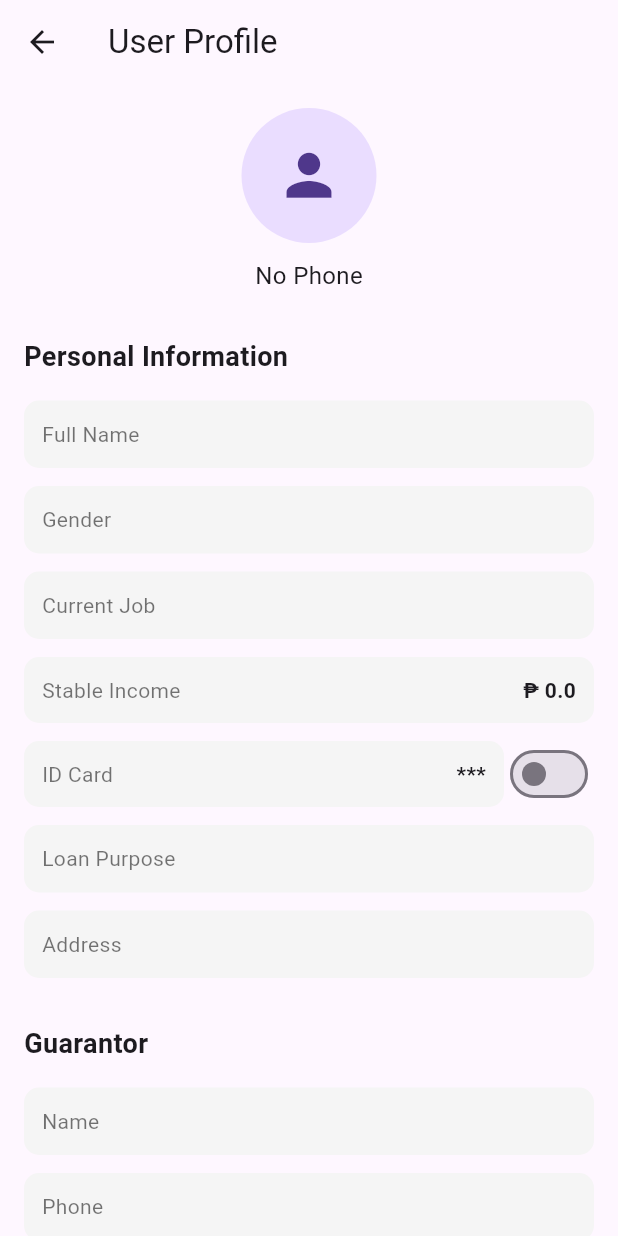
After one commit to NutTheKING/Loan-App, a Flutter app: the PersonalInformationScreen screen opened directly, on a phone screen of 412 x 824 dp. The commit adds this screen. Run offline on Flutter 3.47's test engine with Material 3 defaults, Android fonts, the phone set to English and light mode, and no system bars; our stand-ins replace cached_network_image, connectivity_plus, dio, firebase_core, firebase_messaging, flutter_dotenv and 8 more; accounts and stored records are empty.

Commit message:
profile && no internet connection

```diff
--- /dev/null
+++ b/lib/modules/connection/services/connectivity_wrapper.dart
@@ -0,0 +1,21 @@
+import 'package:flutter/material.dart';
+import 'package:get/get.dart';
+import 'package:loan_app/modules/connection/controller/internet_connection_controller.dart';
+import 'package:loan_app/modules/connection/screen/no_internet_page.dart';
+import 'package:loan_app/routers/app_router.dart';
+
+class AppRouterWrapper extends StatelessWidget {
+  final connection = Get.find<InternetConnectionController>();
+
+  @override
+  Widget build(BuildContext context) {
+    return Obx(() {
+      if (!connection.isConnected.value) {
+        return NoInternetPage();
+      }
+
+      return MaterialApp.router(routerConfig: appRouter);
+    });
+  }
+}
+//
--- a/lib/modules/profile/controller/profile_controller.dart
+++ b/lib/modules/profile/controller/profile_controller.dart
@@ -1,5 +1,6 @@
 import 'package:flutter/material.dart';
 import 'package:get/get.dart';
+import 'package:loan_app/modules/profile/model/personal_information_model.dart';
 import 'package:loan_app/modules/profile/model/profile_model.dart';
 import 'package:package_info_plus/package_info_plus.dart';
 
@@ -56,4 +57,35 @@ class ProfileController extends GetxController {
     final info = await PackageInfo.fromPlatform();
     appVersion.value = "${info.version} (${info.buildNumber})";
   }
+
+  Rx<UserProfile> users = UserProfile(
+    profileUrl: "",
+    phoneNumber: "",
+    actualName: "",
+    idCardNumber: "",
+    gender: "",
+    currentJob: "",
+    stableIncome: 0,
+    loanPurpose: "",
+    currentAddress: "",
+    guarantorName: "",
+    guarantorPhone: "",
+    borrowingAmount: 0,
+    months: 0,
+    monthlyPayment: 0,
+  ).obs;
+
+  String get maskedId {
+    if (users.value.showFullId) return users.value.idCardNumber;
+    if (users.value.idCardNumber.length < 4) return "***";
+
+    final last4 = users.value.idCardNumber.substring(users.value.idCardNumber.length - 4);
+    return "*** *** $last4";
+  }
+
+  void toggleShowId() {
+    users.update((u) {
+      u!.showFullId = !u.showFullId;
+    });
+  }
 }
--- /dev/null
+++ b/lib/modules/profile/model/personal_information_model.dart
@@ -0,0 +1,39 @@
+class UserProfile {
+  String profileUrl;
+  String phoneNumber;
+
+  String actualName;
+  String idCardNumber;
+  bool showFullId; // toggle
+
+  String gender;
+  String currentJob;
+  double stableIncome;
+  String loanPurpose;
+
+  String currentAddress;
+  String guarantorName;
+  String guarantorPhone;
+
+  double borrowingAmount;
+  int months;
+  double monthlyPayment;
+
+  UserProfile({
+    required this.profileUrl,
+    required this.phoneNumber,
+    required this.actualName,
+    required this.idCardNumber,
+    this.showFullId = false,
+    required this.gender,
+    required this.currentJob,
+    required this.stableIncome,
+    required this.loanPurpose,
+    required this.currentAddress,
+    required this.guarantorName,
+    required this.guarantorPhone,
+    required this.borrowingAmount,
+    required this.months,
+    required this.monthlyPayment,
+  });
+}
--- /dev/null
+++ b/lib/modules/profile/screen/personal_information_screen.dart
@@ -0,0 +1,92 @@
+import 'package:flutter/material.dart';
+import 'package:get/get.dart';
+import 'package:loan_app/modules/profile/controller/profile_controller.dart';
+
+class PersonalInformationScreen extends StatelessWidget {
+  final ProfileController pc = Get.put(ProfileController());
+
+  PersonalInformationScreen({super.key});
+
+  @override
+  Widget build(BuildContext context) {
+    return Scaffold(
+      appBar: AppBar(title: const Text("User Profile")),
+      body: SingleChildScrollView(
+        padding: const EdgeInsets.all(16),
+        child: Obx(() {
+          final u = pc.users.value;
+
+          return Column(
+            crossAxisAlignment: CrossAxisAlignment.start,
+            children: [
+              // ------------------- PROFILE HEADER -------------------
+              Center(
+                child: Column(
+                  children: [
+                    CircleAvatar(
+                      radius: 45,
+                      backgroundImage: u.profileUrl.isEmpty ? null : NetworkImage(u.profileUrl),
+                      child: u.profileUrl.isEmpty ? const Icon(Icons.person, size: 45) : null,
+                    ),
+                    const SizedBox(height: 10),
+                    Text(u.phoneNumber.isEmpty ? "No Phone" : u.phoneNumber, style: const TextStyle(fontSize: 16)),
+                  ],
+                ),
+              ),
+
+              const SizedBox(height: 30),
+              const Text("Personal Information", style: TextStyle(fontSize: 18, fontWeight: FontWeight.bold)),
+              const SizedBox(height: 10),
+
+              infoTile("Full Name", u.actualName),
+              infoTile("Gender", u.gender),
+              infoTile("Current Job", u.currentJob),
+              infoTile("Stable Income", "₱ ${u.stableIncome}"),
+
+              // ID card with masking toggle
+              Row(
+                children: [
+                  Expanded(child: infoTile("ID Card", pc.maskedId)),
+                  Switch(value: u.showFullId, onChanged: (_) => pc.toggleShowId()),
+                ],
+              ),
+
+              infoTile("Loan Purpose", u.loanPurpose),
+              infoTile("Address", u.currentAddress),
+
+              const SizedBox(height: 25),
+              const Text("Guarantor", style: TextStyle(fontSize: 18, fontWeight: FontWeight.bold)),
+              const SizedBox(height: 10),
+
+              infoTile("Name", u.guarantorName),
+              infoTile("Phone", u.guarantorPhone),
+
+              const SizedBox(height: 25),
+              const Text("Loan Information", style: TextStyle(fontSize: 18, fontWeight: FontWeight.bold)),
+              const SizedBox(height: 10),
+
+              infoTile("Borrowing Amount", "₱ ${u.borrowingAmount} / ${u.months} Months"),
+              infoTile("Monthly Payment", "₱ ${u.monthlyPayment}"),
+            ],
+          );
+        }),
+      ),
+    );
+  }
+
+  Widget infoTile(String title, String value) {
+    return Container(
+      width: double.infinity,
+      margin: const EdgeInsets.symmetric(vertical: 6),
+      padding: const EdgeInsets.all(12),
+      decoration: BoxDecoration(color: Colors.grey.shade100, borderRadius: BorderRadius.circular(10)),
+      child: Row(
+        mainAxisAlignment: MainAxisAlignment.spaceBetween,
+        children: [
+          Text(title, style: const TextStyle(color: Colors.black54)),
+          Text(value, style: const TextStyle(fontWeight: FontWeight.bold)),
+        ],
+      ),
+    );
+  }
+}
--- a/lib/modules/profile/screen/profile_screen.dart
+++ b/lib/modules/profile/screen/profile_screen.dart
@@ -1,5 +1,6 @@
 import 'package:flutter/material.dart';
 import 'package:get/get.dart';
+import 'package:go_router/go_router.dart';
 import 'package:loan_app/modules/profile/controller/profile_controller.dart';
 
 class AccountProfileScreen extends StatelessWidget {
@@ -35,7 +36,11 @@ class AccountProfileScreen extends StatelessWidget {
             const SizedBox(height: 20),
 
             // ---- MENU LIST ----
-            _menuItem(icon: Icons.person, title: "Personal Information", onTap: () => Get.toNamed("/personal-info")),
+            _menuItem(
+              icon: Icons.person,
+              title: "Personal Information",
+              onTap: () => context.push("/personal-information"),
+            ),
 
             _menuItem(icon: Icons.wallet, title: "Limits", onTap: () => Get.toNamed("/limits")),
 
--- a/lib/routers/app_router.dart
+++ b/lib/routers/app_router.dart
@@ -11,6 +11,7 @@ import 'package:loan_app/modules/loan/screen/submit_personal_info_screen.dart';
 import 'package:loan_app/modules/loan/screen/upload_id_card_screen.dart';
 import 'package:loan_app/modules/notification/model/notification_model.dart';
 import 'package:loan_app/modules/notification/screen/notification_screen.dart';
+import 'package:loan_app/modules/profile/screen/personal_information_screen.dart';
 import 'package:loan_app/modules/profile/screen/profile_screen.dart';
 import 'package:loan_app/modules/withdraw_loan/screen/withdraw_loan_screen.dart';
 
@@ -44,5 +45,13 @@ final GoRouter appRouter = GoRouter(
         return SignatureScreen(loanAmount: data["amount"], period: data["period"]);
       },
     ),
+
+    GoRoute(
+      path: '/personal-information',
+      name: 'personal_information',
+      builder: (context, state) {
+        return PersonalInformationScreen();
+      },
+    ),
   ],
 );
--- a/pubspec.yaml
+++ b/pubspec.yaml
@@ -80,6 +80,7 @@ dependencies:
   signature: ^6.3.0
   package_info_plus: ^9.0.0
   flutter_local_notifications: ^19.5.0
+  connectivity_plus: ^7.0.0
 
   # firebase_core: ^2.13.1
   # firebase_auth: ^4.6.2
```
Also changed, not shown: lib/main.dart (+41 -7 lines), lib/modules/connection/controller/internet_connection_controller.dart (added, +37 -0 lines), lib/modules/connection/screen/no_internet_page.dart (added, +22 -0 lines), lib/modules/homescreen/screen/bank_home_screen.dart (+37 -35 lines), lib/modules/loan/screen/loan_screen.dart (+15 -8 lines), lib/utils/format_number.dart (added, +134 -0 lines), pubspec.lock, 3 other files.
